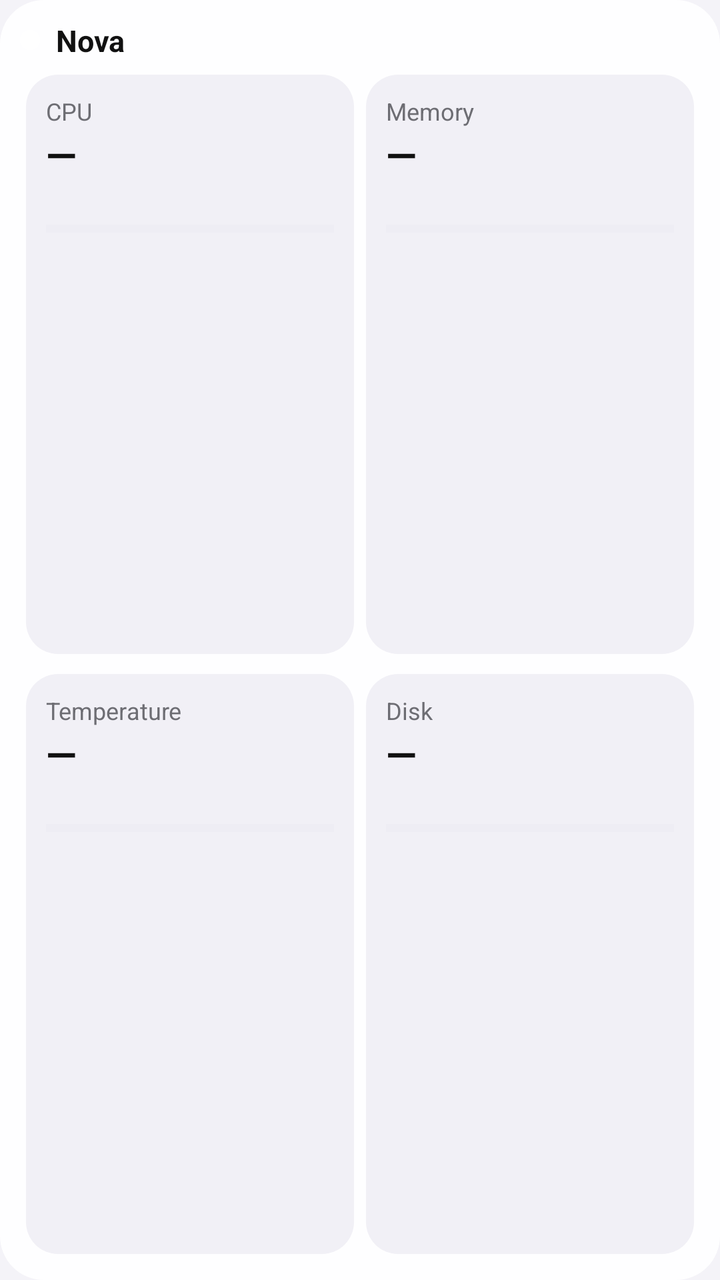
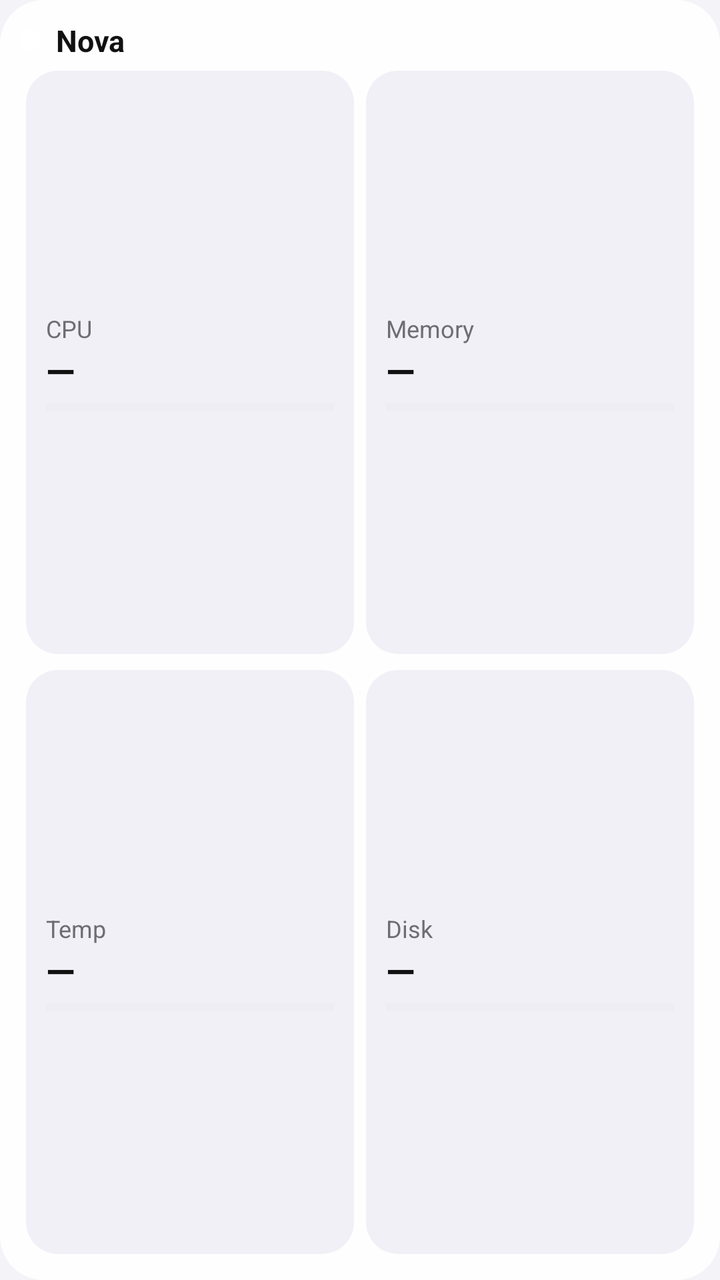

An Android layout rendered at two revisions. The XML below is the earlier revision; the diff shows what the commit changed to produce the second picture.
<!-- AndroidManifest.xml: application theme Theme.Nova -->
<!-- res/layout/widget_stats.xml -->
<?xml version="1.0" encoding="utf-8"?>
<LinearLayout xmlns:android="http://schemas.android.com/apk/res/android" android:id="@+id/w_root" android:layout_width="match_parent" android:layout_height="match_parent" android:orientation="vertical" android:background="@drawable/widget_bg" android:padding="10dp">
    <LinearLayout android:layout_width="match_parent" android:layout_height="wrap_content" android:orientation="horizontal" android:gravity="center_vertical">
        <ImageView android:id="@+id/w_dot" android:layout_width="10dp" android:layout_height="10dp" android:src="@drawable/widget_dot" android:layout_marginEnd="8dp" />
        <TextView android:id="@+id/w_name" android:layout_width="0dp" android:layout_weight="1" android:layout_height="wrap_content" android:text="Nova" android:textColor="@color/w_text" android:textSize="15sp" android:textStyle="bold" android:maxLines="1" android:ellipsize="end" />
        <TextView android:id="@+id/w_age" android:layout_width="wrap_content" android:layout_height="wrap_content" android:textColor="@color/w_sub" android:textSize="12sp" android:maxLines="1" />
    </LinearLayout>
    <LinearLayout android:layout_width="match_parent" android:layout_height="0dp" android:layout_weight="1" android:orientation="horizontal" android:layout_marginTop="4dp">
        <LinearLayout android:layout_width="0dp" android:layout_weight="1" android:layout_height="match_parent" android:orientation="vertical" android:background="@drawable/widget_tile" android:padding="10dp" android:layout_margin="3dp">
            <TextView android:layout_width="wrap_content" android:layout_height="wrap_content" android:text="CPU" android:textColor="@color/w_sub" android:textSize="12sp" />
            <TextView android:id="@+id/cpu_v" android:layout_width="wrap_content" android:layout_height="wrap_content" android:text="—" android:textColor="@color/w_text" android:textSize="20sp" android:textStyle="bold" android:maxLines="1" />
            <TextView android:id="@+id/cpu_s" android:layout_width="wrap_content" android:layout_height="wrap_content" android:textColor="@color/w_sub" android:textSize="11sp" android:maxLines="1" android:ellipsize="end" />
            <ProgressBar android:id="@+id/cpu_b" style="?android:attr/progressBarStyleHorizontal" android:layout_width="match_parent" android:layout_height="6dp" android:layout_marginTop="6dp" android:max="100" android:progress="0" android:progressTint="@color/w_blue" android:progressBackgroundTint="@color/w_track" />
        </LinearLayout>
        <LinearLayout android:layout_width="0dp" android:layout_weight="1" android:layout_height="match_parent" android:orientation="vertical" android:background="@drawable/widget_tile" android:padding="10dp" android:layout_margin="3dp">
            <TextView android:layout_width="wrap_content" android:layout_height="wrap_content" android:text="Memory" android:textColor="@color/w_sub" android:textSize="12sp" />
            <TextView android:id="@+id/mem_v" android:layout_width="wrap_content" android:layout_height="wrap_content" android:text="—" android:textColor="@color/w_text" android:textSize="20sp" android:textStyle="bold" android:maxLines="1" />
            <TextView android:id="@+id/mem_s" android:layout_width="wrap_content" android:layout_height="wrap_content" android:textColor="@color/w_sub" android:textSize="11sp" android:maxLines="1" android:ellipsize="end" />
            <ProgressBar android:id="@+id/mem_b" style="?android:attr/progressBarStyleHorizontal" android:layout_width="match_parent" android:layout_height="6dp" android:layout_marginTop="6dp" android:max="100" android:progress="0" android:progressTint="@color/w_purple" android:progressBackgroundTint="@color/w_track" />
        </LinearLayout>
    </LinearLayout>
    <LinearLayout android:layout_width="match_parent" android:layout_height="0dp" android:layout_weight="1" android:orientation="horizontal" android:layout_marginTop="4dp">
        <LinearLayout android:layout_width="0dp" android:layout_weight="1" android:layout_height="match_parent" android:orientation="vertical" android:background="@drawable/widget_tile" android:padding="10dp" android:layout_margin="3dp">
            <TextView android:layout_width="wrap_content" android:layout_height="wrap_content" android:text="Temperature" android:textColor="@color/w_sub" android:textSize="12sp" />
            <TextView android:id="@+id/tmp_v" android:layout_width="wrap_content" android:layout_height="wrap_content" android:text="—" android:textColor="@color/w_text" android:textSize="20sp" android:textStyle="bold" android:maxLines="1" />
            <TextView android:id="@+id/tmp_s" android:layout_width="wrap_content" android:layout_height="wrap_content" android:textColor="@color/w_sub" android:textSize="11sp" android:maxLines="1" android:ellipsize="end" />
            <ProgressBar android:id="@+id/tmp_b" style="?android:attr/progressBarStyleHorizontal" android:layout_width="match_parent" android:layout_height="6dp" android:layout_marginTop="6dp" android:max="100" android:progress="0" android:progressTint="@color/w_amber" android:progressBackgroundTint="@color/w_track" />
        </LinearLayout>
        <LinearLayout android:layout_width="0dp" android:layout_weight="1" android:layout_height="match_parent" android:orientation="vertical" android:background="@drawable/widget_tile" android:padding="10dp" android:layout_margin="3dp">
            <TextView android:layout_width="wrap_content" android:layout_height="wrap_content" android:text="Disk" android:textColor="@color/w_sub" android:textSize="12sp" />
            <TextView android:id="@+id/dsk_v" android:layout_width="wrap_content" android:layout_height="wrap_content" android:text="—" android:textColor="@color/w_text" android:textSize="20sp" android:textStyle="bold" android:maxLines="1" />
            <TextView android:id="@+id/dsk_s" android:layout_width="wrap_content" android:layout_height="wrap_content" android:textColor="@color/w_sub" android:textSize="11sp" android:maxLines="1" android:ellipsize="end" />
            <ProgressBar android:id="@+id/dsk_b" style="?android:attr/progressBarStyleHorizontal" android:layout_width="match_parent" android:layout_height="6dp" android:layout_marginTop="6dp" android:max="100" android:progress="0" android:progressTint="@color/w_green" android:progressBackgroundTint="@color/w_track" />
        </LinearLayout>
    </LinearLayout>
</LinearLayout>
<!-- resources referenced by this layout -->
<resources>
  <color name="w_amber">#FFE08A00</color>
  <color name="w_blue">#FF2F7DF6</color>
  <color name="w_green">#FF1FA34F</color>
  <color name="w_purple">#FFAF52DE</color>
  <color name="w_sub">#FF6D6D73</color>
  <color name="w_text">#FF111111</color>
  <color name="w_track">#FFE3E2EA</color>
  <!-- drawable widget_bg (drawable) -->
  <?xml version="1.0" encoding="utf-8"?>
  <shape xmlns:android="http://schemas.android.com/apk/res/android"><solid android:color="@color/w_bg" /><corners android:radius="22dp" /></shape>
  <!-- drawable widget_dot (drawable) -->
  <?xml version="1.0" encoding="utf-8"?>
  <shape xmlns:android="http://schemas.android.com/apk/res/android" android:shape="oval"><solid android:color="#FFFFFFFF" /><size android:width="10dp" android:height="10dp" /></shape>
  <!-- drawable widget_tile (drawable) -->
  <?xml version="1.0" encoding="utf-8"?>
  <shape xmlns:android="http://schemas.android.com/apk/res/android"><solid android:color="@color/w_tile" /><corners android:radius="16dp" /></shape>
  <style name="Theme.Nova" parent="android:Theme.Material.Light.NoActionBar">
          <item name="android:windowBackground">#FFF4F3F8</item>
          <item name="android:statusBarColor">@android:color/transparent</item>
          <item name="android:navigationBarColor">@android:color/transparent</item>
      </style>
  <color name="w_bg">#F2FFFFFF</color>
  <color name="w_tile">#FFF1F0F6</color>
</resources>

<!-- the commit's change to res/layout/widget_stats.xml (unified diff, before → after) -->
@@ -5,32 +5,40 @@
         <TextView android:id="@+id/w_name" android:layout_width="0dp" android:layout_weight="1" android:layout_height="wrap_content" android:text="Nova" android:textColor="@color/w_text" android:textSize="15sp" android:textStyle="bold" android:maxLines="1" android:ellipsize="end" />
         <TextView android:id="@+id/w_age" android:layout_width="wrap_content" android:layout_height="wrap_content" android:textColor="@color/w_sub" android:textSize="12sp" android:maxLines="1" />
     </LinearLayout>
-    <LinearLayout android:layout_width="match_parent" android:layout_height="0dp" android:layout_weight="1" android:orientation="horizontal" android:layout_marginTop="4dp">
-        <LinearLayout android:layout_width="0dp" android:layout_weight="1" android:layout_height="match_parent" android:orientation="vertical" android:background="@drawable/widget_tile" android:padding="10dp" android:layout_margin="3dp">
-            <TextView android:layout_width="wrap_content" android:layout_height="wrap_content" android:text="CPU" android:textColor="@color/w_sub" android:textSize="12sp" />
-            <TextView android:id="@+id/cpu_v" android:layout_width="wrap_content" android:layout_height="wrap_content" android:text="—" android:textColor="@color/w_text" android:textSize="20sp" android:textStyle="bold" android:maxLines="1" />
-            <TextView android:id="@+id/cpu_s" android:layout_width="wrap_content" android:layout_height="wrap_content" android:textColor="@color/w_sub" android:textSize="11sp" android:maxLines="1" android:ellipsize="end" />
-            <ProgressBar android:id="@+id/cpu_b" style="?android:attr/progressBarStyleHorizontal" android:layout_width="match_parent" android:layout_height="6dp" android:layout_marginTop="6dp" android:max="100" android:progress="0" android:progressTint="@color/w_blue" android:progressBackgroundTint="@color/w_track" />
+    <LinearLayout android:layout_width="match_parent" android:layout_height="0dp" android:layout_weight="1" android:orientation="horizontal" android:layout_marginTop="2dp">
+        <LinearLayout android:layout_width="0dp" android:layout_weight="1" android:layout_height="match_parent" android:orientation="vertical" android:gravity="center_vertical" android:background="@drawable/widget_tile" android:paddingLeft="10dp" android:paddingRight="10dp" android:paddingTop="6dp" android:paddingBottom="6dp" android:layout_margin="3dp">
+            <LinearLayout android:layout_width="match_parent" android:layout_height="wrap_content" android:orientation="horizontal">
+                <TextView android:layout_width="wrap_content" android:layout_height="wrap_content" android:text="CPU" android:textColor="@color/w_sub" android:textSize="12sp" android:maxLines="1" />
+                <TextView android:id="@+id/cpu_s" android:layout_width="0dp" android:layout_weight="1" android:layout_height="wrap_content" android:layout_marginStart="6dp" android:gravity="end" android:textColor="@color/w_sub" android:textSize="11sp" android:maxLines="1" android:ellipsize="end" />
+            </LinearLayout>
+            <TextView android:id="@+id/cpu_v" android:layout_width="wrap_content" android:layout_height="wrap_content" android:text="—" android:textColor="@color/w_text" android:textSize="19sp" android:textStyle="bold" android:maxLines="1" />
+            <ProgressBar android:id="@+id/cpu_b" style="?android:attr/progressBarStyleHorizontal" android:layout_width="match_parent" android:layout_height="5dp" android:layout_marginTop="3dp" android:max="100" android:progress="0" android:progressTint="@color/w_blue" android:progressBackgroundTint="@color/w_track" />
         </LinearLayout>
-        <LinearLayout android:layout_width="0dp" android:layout_weight="1" android:layout_height="match_parent" android:orientation="vertical" android:background="@drawable/widget_tile" android:padding="10dp" android:layout_margin="3dp">
-            <TextView android:layout_width="wrap_content" android:layout_height="wrap_content" android:text="Memory" android:textColor="@color/w_sub" android:textSize="12sp" />
-            <TextView android:id="@+id/mem_v" android:layout_width="wrap_content" android:layout_height="wrap_content" android:text="—" android:textColor="@color/w_text" android:textSize="20sp" android:textStyle="bold" android:maxLines="1" />
-            <TextView android:id="@+id/mem_s" android:layout_width="wrap_content" android:layout_height="wrap_content" android:textColor="@color/w_sub" android:textSize="11sp" android:maxLines="1" android:ellipsize="end" />
-            <ProgressBar android:id="@+id/mem_b" style="?android:attr/progressBarStyleHorizontal" android:layout_width="match_parent" android:layout_height="6dp" android:layout_marginTop="6dp" android:max="100" android:progress="0" android:progressTint="@color/w_purple" android:progressBackgroundTint="@color/w_track" />
+        <LinearLayout android:layout_width="0dp" android:layout_weight="1" android:layout_height="match_parent" android:orientation="vertical" android:gravity="center_vertical" android:background="@drawable/widget_tile" android:paddingLeft="10dp" android:paddingRight="10dp" android:paddingTop="6dp" android:paddingBottom="6dp" android:layout_margin="3dp">
+            <LinearLayout android:layout_width="match_parent" android:layout_height="wrap_content" android:orientation="horizontal">
+                <TextView android:layout_width="wrap_content" android:layout_height="wrap_content" android:text="Memory" android:textColor="@color/w_sub" android:textSize="12sp" android:maxLines="1" />
+                <TextView android:id="@+id/mem_s" android:layout_width="0dp" android:layout_weight="1" android:layout_height="wrap_content" android:layout_marginStart="6dp" android:gravity="end" android:textColor="@color/w_sub" android:textSize="11sp" android:maxLines="1" android:ellipsize="end" />
+            </LinearLayout>
+            <TextView android:id="@+id/mem_v" android:layout_width="wrap_content" android:layout_height="wrap_content" android:text="—" android:textColor="@color/w_text" android:textSize="19sp" android:textStyle="bold" android:maxLines="1" />
+            <ProgressBar android:id="@+id/mem_b" style="?android:attr/progressBarStyleHorizontal" android:layout_width="match_parent" android:layout_height="5dp" android:layout_marginTop="3dp" android:max="100" android:progress="0" android:progressTint="@color/w_purple" android:progressBackgroundTint="@color/w_track" />
         </LinearLayout>
     </LinearLayout>
-    <LinearLayout android:layout_width="match_parent" android:layout_height="0dp" android:layout_weight="1" android:orientation="horizontal" android:layout_marginTop="4dp">
-        <LinearLayout android:layout_width="0dp" android:layout_weight="1" android:layout_height="match_parent" android:orientation="vertical" android:background="@drawable/widget_tile" android:padding="10dp" android:layout_margin="3dp">
-            <TextView android:layout_width="wrap_content" android:layout_height="wrap_content" android:text="Temperature" android:textColor="@color/w_sub" android:textSize="12sp" />
-            <TextView android:id="@+id/tmp_v" android:layout_width="wrap_content" android:layout_height="wrap_content" android:text="—" android:textColor="@color/w_text" android:textSize="20sp" android:textStyle="bold" android:maxLines="1" />
-            <TextView android:id="@+id/tmp_s" android:layout_width="wrap_content" android:layout_height="wrap_content" android:textColor="@color/w_sub" android:textSize="11sp" android:maxLines="1" android:ellipsize="end" />
-            <ProgressBar android:id="@+id/tmp_b" style="?android:attr/progressBarStyleHorizontal" android:layout_width="match_parent" android:layout_height="6dp" android:layout_marginTop="6dp" android:max="100" android:progress="0" android:progressTint="@color/w_amber" android:progressBackgroundTint="@color/w_track" />
+    <LinearLayout android:layout_width="match_parent" android:layout_height="0dp" android:layout_weight="1" android:orientation="horizontal" android:layout_marginTop="2dp">
+        <LinearLayout android:layout_width="0dp" android:layout_weight="1" android:layout_height="match_parent" android:orientation="vertical" android:gravity="center_vertical" android:background="@drawable/widget_tile" android:paddingLeft="10dp" android:paddingRight="10dp" android:paddingTop="6dp" android:paddingBottom="6dp" android:layout_margin="3dp">
+            <LinearLayout android:layout_width="match_parent" android:layout_height="wrap_content" android:orientation="horizontal">
+                <TextView android:layout_width="wrap_content" android:layout_height="wrap_content" android:text="Temp" android:textColor="@color/w_sub" android:textSize="12sp" android:maxLines="1" />
+                <TextView android:id="@+id/tmp_s" android:layout_width="0dp" android:layout_weight="1" android:layout_height="wrap_content" android:layout_marginStart="6dp" android:gravity="end" android:textColor="@color/w_sub" android:textSize="11sp" android:maxLines="1" android:ellipsize="end" />
+            </LinearLayout>
+            <TextView android:id="@+id/tmp_v" android:layout_width="wrap_content" android:layout_height="wrap_content" android:text="—" android:textColor="@color/w_text" android:textSize="19sp" android:textStyle="bold" android:maxLines="1" />
+            <ProgressBar android:id="@+id/tmp_b" style="?android:attr/progressBarStyleHorizontal" android:layout_width="match_parent" android:layout_height="5dp" android:layout_marginTop="3dp" android:max="100" android:progress="0" android:progressTint="@color/w_amber" android:progressBackgroundTint="@color/w_track" />
         </LinearLayout>
-        <LinearLayout android:layout_width="0dp" android:layout_weight="1" android:layout_height="match_parent" android:orientation="vertical" android:background="@drawable/widget_tile" android:padding="10dp" android:layout_margin="3dp">
-            <TextView android:layout_width="wrap_content" android:layout_height="wrap_content" android:text="Disk" android:textColor="@color/w_sub" android:textSize="12sp" />
-            <TextView android:id="@+id/dsk_v" android:layout_width="wrap_content" android:layout_height="wrap_content" android:text="—" android:textColor="@color/w_text" android:textSize="20sp" android:textStyle="bold" android:maxLines="1" />
-            <TextView android:id="@+id/dsk_s" android:layout_width="wrap_content" android:layout_height="wrap_content" android:textColor="@color/w_sub" android:textSize="11sp" android:maxLines="1" android:ellipsize="end" />
-            <ProgressBar android:id="@+id/dsk_b" style="?android:attr/progressBarStyleHorizontal" android:layout_width="match_parent" android:layout_height="6dp" android:layout_marginTop="6dp" android:max="100" android:progress="0" android:progressTint="@color/w_green" android:progressBackgroundTint="@color/w_track" />
+        <LinearLayout android:layout_width="0dp" android:layout_weight="1" android:layout_height="match_parent" android:orientation="vertical" android:gravity="center_vertical" android:background="@drawable/widget_tile" android:paddingLeft="10dp" android:paddingRight="10dp" android:paddingTop="6dp" android:paddingBottom="6dp" android:layout_margin="3dp">
+            <LinearLayout android:layout_width="match_parent" android:layout_height="wrap_content" android:orientation="horizontal">
+                <TextView android:layout_width="wrap_content" android:layout_height="wrap_content" android:text="Disk" android:textColor="@color/w_sub" android:textSize="12sp" android:maxLines="1" />
+                <TextView android:id="@+id/dsk_s" android:layout_width="0dp" android:layout_weight="1" android:layout_height="wrap_content" android:layout_marginStart="6dp" android:gravity="end" android:textColor="@color/w_sub" android:textSize="11sp" android:maxLines="1" android:ellipsize="end" />
+            </LinearLayout>
+            <TextView android:id="@+id/dsk_v" android:layout_width="wrap_content" android:layout_height="wrap_content" android:text="—" android:textColor="@color/w_text" android:textSize="19sp" android:textStyle="bold" android:maxLines="1" />
+            <ProgressBar android:id="@+id/dsk_b" style="?android:attr/progressBarStyleHorizontal" android:layout_width="match_parent" android:layout_height="5dp" android:layout_marginTop="3dp" android:max="100" android:progress="0" android:progressTint="@color/w_green" android:progressBackgroundTint="@color/w_track" />
         </LinearLayout>
     </LinearLayout>
 </LinearLayout>
